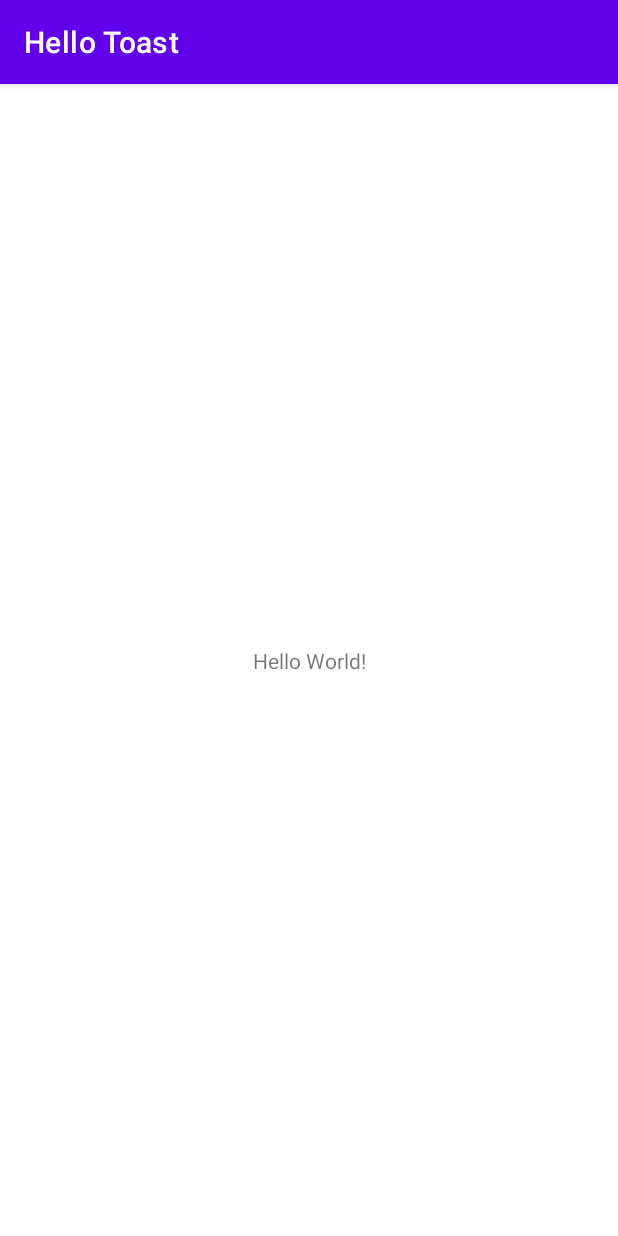
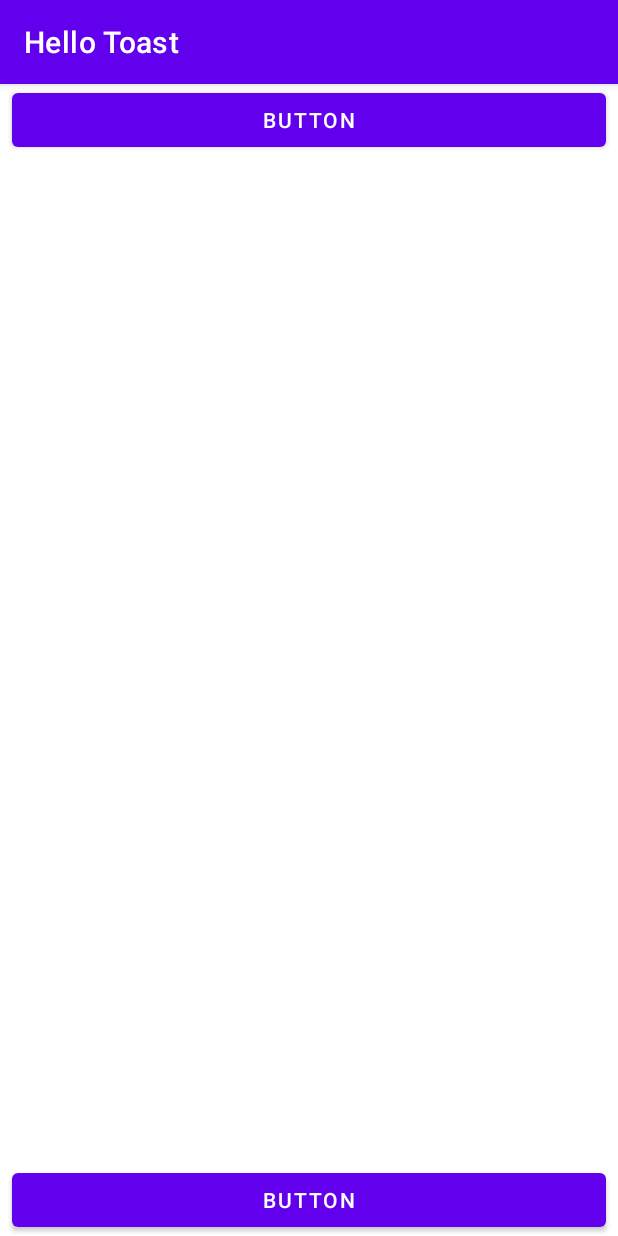
Before and after one commit to Necrogear/HelloToast, an Android app: the screen it shows after launch (MainActivity), on a phone screen of 412 x 824 dp. Run offline under Robolectric (Android 15) with nearby library versions, the phone set to English and light mode, and no system bars.

Commit message:
Added buttons etc

```diff
--- a/app/src/main/AndroidManifest.xml
+++ b/app/src/main/AndroidManifest.xml
@@ -1,6 +1,6 @@
 <?xml version="1.0" encoding="utf-8"?>
 <manifest xmlns:android="http://schemas.android.com/apk/res/android"
-    package="com.example.rollij.hellotoast">
+    package="com.example.rollij.hellotoast" >
 
     <application
         android:allowBackup="true"
@@ -8,10 +8,10 @@
         android:label="@string/app_name"
         android:roundIcon="@mipmap/ic_launcher_round"
         android:supportsRtl="true"
-        android:theme="@style/Theme.HelloToast">
+        android:theme="@style/Theme.HelloToast" >
         <activity
             android:name=".MainActivity"
-            android:exported="true">
+            android:exported="true" >
             <intent-filter>
                 <action android:name="android.intent.action.MAIN" />
 
--- a/app/src/main/java/com/example/rollij/hellotoast/MainActivity.java
+++ b/app/src/main/java/com/example/rollij/hellotoast/MainActivity.java
@@ -1,7 +1,6 @@
 package com.example.rollij.hellotoast;
 
 import androidx.appcompat.app.AppCompatActivity;
-
 import android.os.Bundle;
 
 public class MainActivity extends AppCompatActivity {
--- a/app/src/main/res/layout/activity_main.xml
+++ b/app/src/main/res/layout/activity_main.xml
@@ -6,13 +6,25 @@
     android:layout_height="match_parent"
     tools:context=".MainActivity">
 
-    <TextView
-        android:layout_width="wrap_content"
+    <Button
+        android:id="@+id/button_toast"
+        android:layout_width="0dp"
         android:layout_height="wrap_content"
-        android:text="Hello World!"
-        app:layout_constraintBottom_toBottomOf="parent"
-        app:layout_constraintLeft_toLeftOf="parent"
-        app:layout_constraintRight_toRightOf="parent"
+        android:layout_marginStart="8dp"
+        android:layout_marginEnd="8dp"
+        android:text="Button"
+        app:layout_constraintEnd_toEndOf="parent"
+        app:layout_constraintStart_toStartOf="parent"
         app:layout_constraintTop_toTopOf="parent" />
 
+    <Button
+        android:id="@+id/button2"
+        android:layout_width="0dp"
+        android:layout_height="wrap_content"
+        android:layout_marginStart="8dp"
+        android:layout_marginEnd="8dp"
+        android:text="Button"
+        app:layout_constraintBottom_toBottomOf="parent"
+        app:layout_constraintEnd_toEndOf="parent"
+        app:layout_constraintStart_toStartOf="parent" />
 </androidx.constraintlayout.widget.ConstraintLayout>
```
